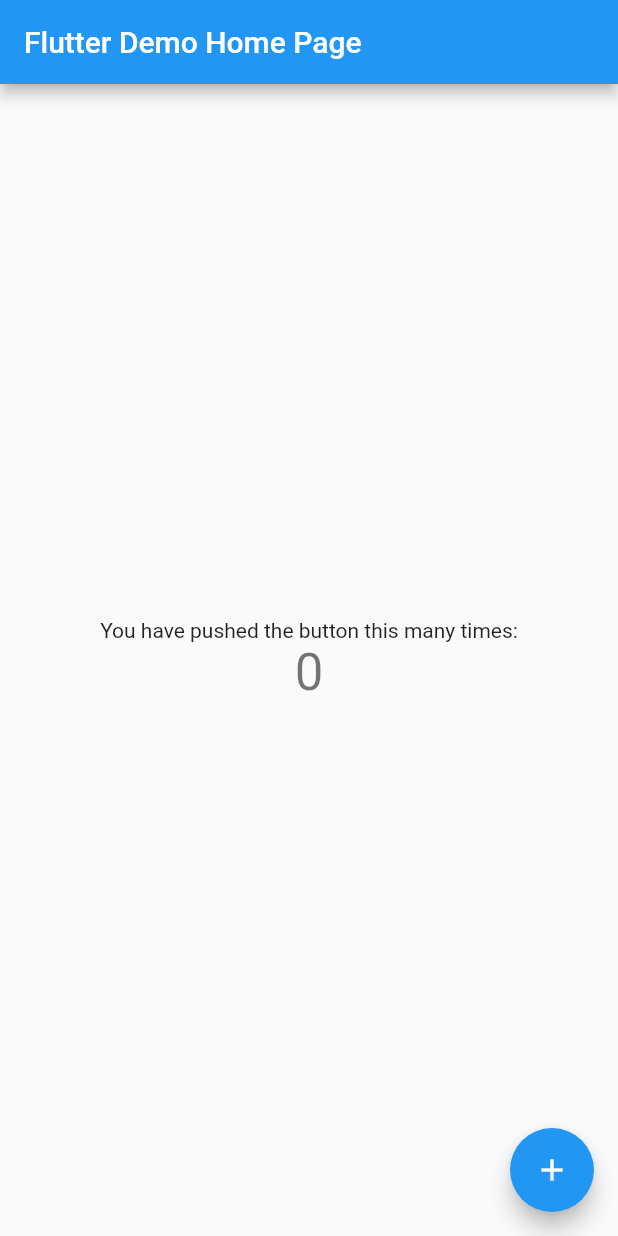
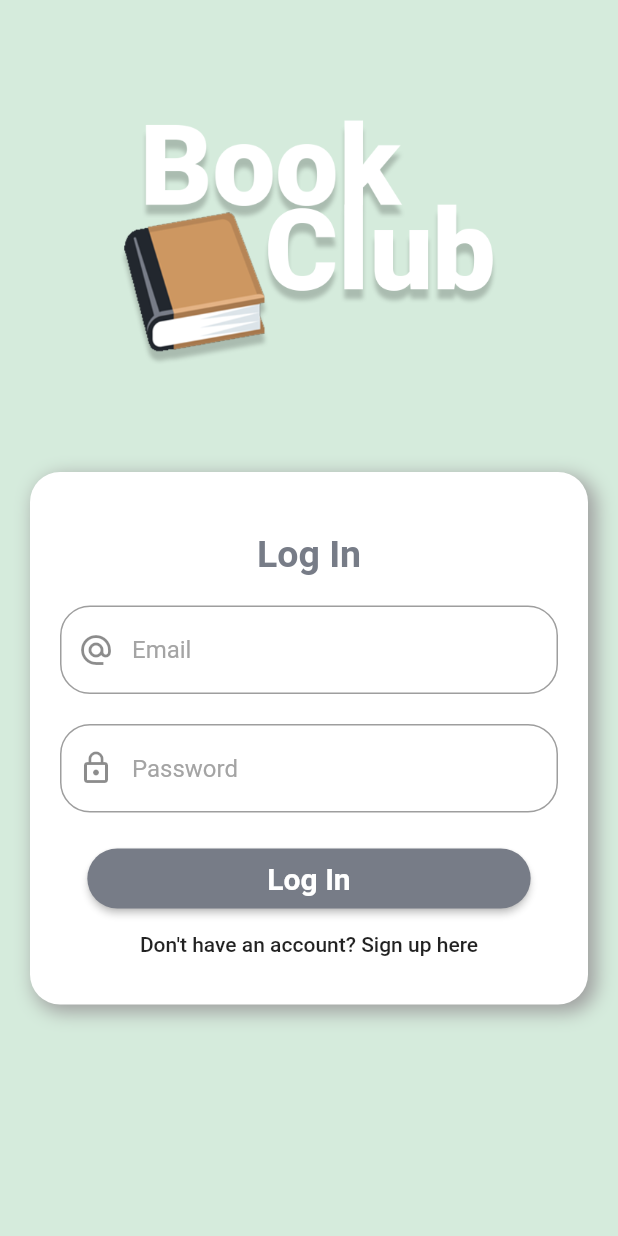
Before and after one commit to tadaspetra/bookclub, a Flutter app: the screen it shows after launch, on a phone screen of 412 x 824 dp. Run offline on Flutter 3.47's test engine with Material 2 defaults, Android fonts, the phone set to English and light mode, and no system bars.

Commit message:
Ep. #4 Building UI for Log In and Sign Up

```diff
--- a/book_club/lib/main.dart
+++ b/book_club/lib/main.dart
@@ -1,3 +1,5 @@
+import 'package:book_club/screens/login/login.dart';
+import 'package:book_club/utils/ourTheme.dart';
 import 'package:flutter/material.dart';
 
 void main() => runApp(MyApp());
@@ -7,105 +9,9 @@
   @override
   Widget build(BuildContext context) {
     return MaterialApp(
-      title: 'Flutter Demo',
-      theme: ThemeData(
-        // This is the theme of your application.
-        //
-        // Try running your application with "flutter run". You'll see the
-        // application has a blue toolbar. Then, without quitting the app, try
-        // changing the primarySwatch below to Colors.green and then invoke
-        // "hot reload" (press "r" in the console where you ran "flutter run",
-        // or simply save your changes to "hot reload" in a Flutter IDE).
-        // Notice that the counter didn't reset back to zero; the application
-        // is not restarted.
-        primarySwatch: Colors.blue,
-      ),
-      home: MyHomePage(title: 'Flutter Demo Home Page'),
+      debugShowCheckedModeBanner: false,
+      theme: OurTheme().buildTheme(),
+      home: OurLogin(),
     );
   }
 }
-
-class MyHomePage extends StatefulWidget {
-  MyHomePage({Key key, this.title}) : super(key: key);
-
-  // This widget is the home page of your application. It is stateful, meaning
-  // that it has a State object (defined below) that contains fields that affect
-  // how it looks.
-
-  // This class is the configuration for the state. It holds the values (in this
-  // case the title) provided by the parent (in this case the App widget) and
-  // used by the build method of the State. Fields in a Widget subclass are
-  // always marked "final".
-
-  final String title;
-
-  @override
-  _MyHomePageState createState() => _MyHomePageState();
-}
-
-class _MyHomePageState extends State<MyHomePage> {
-  int _counter = 0;
-
-  void _incrementCounter() {
-    setState(() {
-      // This call to setState tells the Flutter framework that something has
-      // changed in this State, which causes it to rerun the build method below
-      // so that the display can reflect the updated values. If we changed
-      // _counter without calling setState(), then the build method would not be
-      // called again, and so nothing would appear to happen.
-      _counter++;
-    });
-  }
-
-  @override
-  Widget build(BuildContext context) {
-    // This method is rerun every time setState is called, for instance as done
-    // by the _incrementCounter method above.
-    //
-    // The Flutter framework has been optimized to make rerunning build methods
-    // fast, so that you can just rebuild anything that needs updating rather
-    // than having to individually change instances of widgets.
-    return Scaffold(
-      appBar: AppBar(
-        // Here we take the value from the MyHomePage object that was created by
-        // the App.build method, and use it to set our appbar title.
-        title: Text(widget.title),
-      ),
-      body: Center(
-        // Center is a layout widget. It takes a single child and positions it
-        // in the middle of the parent.
-        child: Column(
-          // Column is also a layout widget. It takes a list of children and
-          // arranges them vertically. By default, it sizes itself to fit its
-          // children horizontally, and tries to be as tall as its parent.
-          //
-          // Invoke "debug painting" (press "p" in the console, choose the
-          // "Toggle Debug Paint" action from the Flutter Inspector in Android
-          // Studio, or the "Toggle Debug Paint" command in Visual Studio Code)
-          // to see the wireframe for each widget.
-          //
-          // Column has various properties to control how it sizes itself and
-          // how it positions its children. Here we use mainAxisAlignment to
-          // center the children vertically; the main axis here is the vertical
-          // axis because Columns are vertical (the cross axis would be
-          // horizontal).
-          mainAxisAlignment: MainAxisAlignment.center,
-          children: <Widget>[
-            Text(
-              'You have pushed the button this many times:',
-            ),
-            Text(
-              '$_counter',
-              style: Theme.of(context).textTheme.headline4,
-            ),
-          ],
-        ),
-      ),
-      floatingActionButton: FloatingActionButton(
-        onPressed: _incrementCounter,
-        tooltip: 'Increment',
-        child: Icon(Icons.add),
-      ), // This trailing comma makes auto-formatting nicer for build methods.
-    );
-  }
-}
--- /dev/null
+++ b/book_club/lib/screens/login/localwidgets/loginForm.dart
@@ -0,0 +1,70 @@
+import 'package:book_club/screens/signup/signup.dart';
+import 'package:book_club/widgets/ourContainer.dart';
+import 'package:flutter/material.dart';
+
+class OurLoginForm extends StatelessWidget {
+  @override
+  Widget build(BuildContext context) {
+    return OurContainer(
+      child: Column(
+        children: <Widget>[
+          Padding(
+            padding: EdgeInsets.symmetric(vertical: 20.0, horizontal: 8.0),
+            child: Text(
+              "Log In",
+              style: TextStyle(
+                color: Theme.of(context).secondaryHeaderColor,
+                fontSize: 25.0,
+                fontWeight: FontWeight.bold,
+              ),
+            ),
+          ),
+          TextFormField(
+            decoration: InputDecoration(
+              prefixIcon: Icon(Icons.alternate_email),
+              hintText: "Email",
+            ),
+          ),
+          SizedBox(
+            height: 20.0,
+          ),
+          TextFormField(
+            decoration: InputDecoration(
+              prefixIcon: Icon(Icons.lock_outline),
+              hintText: "Password",
+            ),
+            obscureText: true,
+          ),
+          SizedBox(
+            height: 20.0,
+          ),
+          RaisedButton(
+            child: Padding(
+              padding: EdgeInsets.symmetric(horizontal: 100),
+              child: Text(
+                "Log In",
+                style: TextStyle(
+                  color: Colors.white,
+                  fontWeight: FontWeight.bold,
+                  fontSize: 20.0,
+                ),
+              ),
+            ),
+            onPressed: () {},
+          ),
+          FlatButton(
+            child: Text("Don't have an account? Sign up here"),
+            materialTapTargetSize: MaterialTapTargetSize.shrinkWrap,
+            onPressed: () {
+              Navigator.of(context).push(
+                MaterialPageRoute(
+                  builder: (context) => OurSignUp(),
+                ),
+              );
+            },
+          )
+        ],
+      ),
+    );
+  }
+}
--- /dev/null
+++ b/book_club/lib/screens/login/login.dart
@@ -0,0 +1,30 @@
+import 'package:book_club/screens/login/localwidgets/loginForm.dart';
+import 'package:flutter/material.dart';
+
+class OurLogin extends StatelessWidget {
+  @override
+  Widget build(BuildContext context) {
+    return Scaffold(
+      body: Row(
+        mainAxisAlignment: MainAxisAlignment.center,
+        children: <Widget>[
+          Expanded(
+            child: ListView(
+              padding: EdgeInsets.all(20.0),
+              children: <Widget>[
+                Padding(
+                  padding: EdgeInsets.all(40.0),
+                  child: Image.asset("assets/logo.png"),
+                ),
+                SizedBox(
+                  height: 20.0,
+                ),
+                OurLoginForm(),
+              ],
+            ),
+          )
+        ],
+      ),
+    );
+  }
+}
--- /dev/null
+++ b/book_club/lib/utils/ourTheme.dart
@@ -0,0 +1,40 @@
+import 'package:flutter/material.dart';
+
+class OurTheme {
+  Color _lightGreen = Color.fromARGB(255, 213, 235, 220);
+  Color _lightGrey = Color.fromARGB(255, 164, 164, 164);
+  Color _darkerGrey = Color.fromARGB(255, 119, 124, 135);
+
+  ThemeData buildTheme() {
+    return ThemeData(
+      canvasColor: _lightGreen,
+      primaryColor: _lightGreen,
+      accentColor: _lightGrey,
+      secondaryHeaderColor: _darkerGrey,
+      hintColor: _lightGrey,
+      inputDecorationTheme: InputDecorationTheme(
+        border: OutlineInputBorder(
+          borderRadius: BorderRadius.circular(20.0),
+          borderSide: BorderSide(
+            color: _lightGrey,
+          ),
+        ),
+        focusedBorder: OutlineInputBorder(
+          borderRadius: BorderRadius.circular(20.0),
+          borderSide: BorderSide(
+            color: _lightGreen,
+          ),
+        ),
+      ),
+      buttonTheme: ButtonThemeData(
+        buttonColor: _darkerGrey,
+        padding: EdgeInsets.symmetric(horizontal: 20.0),
+        minWidth: 200,
+        height: 40.0,
+        shape: RoundedRectangleBorder(
+          borderRadius: BorderRadius.circular(20.0),
+        ),
+      ),
+    );
+  }
+}
--- /dev/null
+++ b/book_club/lib/widgets/ourContainer.dart
@@ -0,0 +1,30 @@
+import 'package:flutter/material.dart';
+
+class OurContainer extends StatelessWidget {
+  final Widget child;
+
+  const OurContainer({Key key, this.child}) : super(key: key);
+
+  @override
+  Widget build(BuildContext context) {
+    return Container(
+      padding: EdgeInsets.all(20.0),
+      decoration: BoxDecoration(
+        color: Colors.white,
+        borderRadius: BorderRadius.circular(20.0),
+        boxShadow: [
+          BoxShadow(
+            color: Colors.grey,
+            blurRadius: 10.0,
+            spreadRadius: 1.0,
+            offset: Offset(
+              4.0,
+              4.0,
+            ),
+          )
+        ],
+      ),
+      child: child,
+    );
+  }
+}
--- a/book_club/pubspec.yaml
+++ b/book_club/pubspec.yaml
@@ -41,9 +41,8 @@
   uses-material-design: true
 
   # To add assets to your application, add an assets section, like this:
-  # assets:
-  #   - images/a_dot_burr.jpeg
-  #   - images/a_dot_ham.jpeg
+  assets:
+    - assets/logo.png
 
   # An image asset can refer to one or more resolution-specific "variants", see
   # https://flutter.dev/assets-and-images/#resolution-aware.
```
Also changed, not shown: book_club/lib/screens/signup/localwidgets/signUpForm.dart (added, +77 -0 lines), book_club/lib/screens/signup/signup.dart (added, +32 -0 lines), book_club/assets/logo.png (added).
